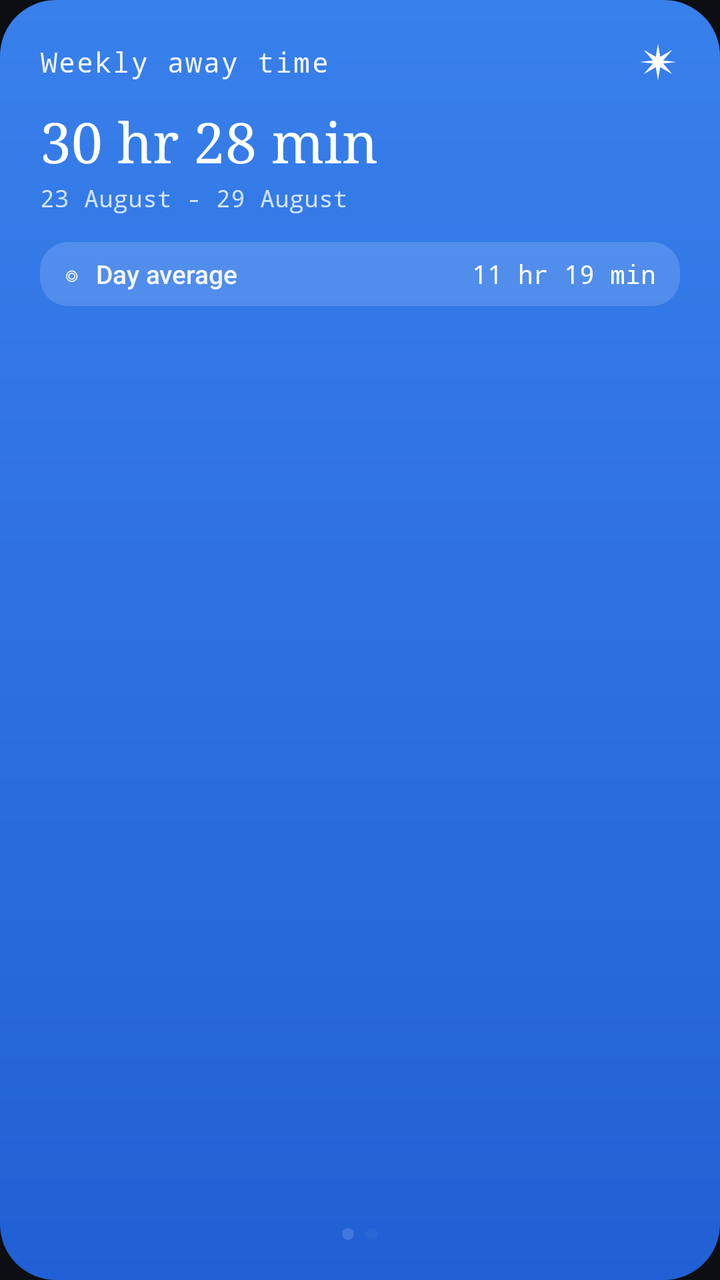
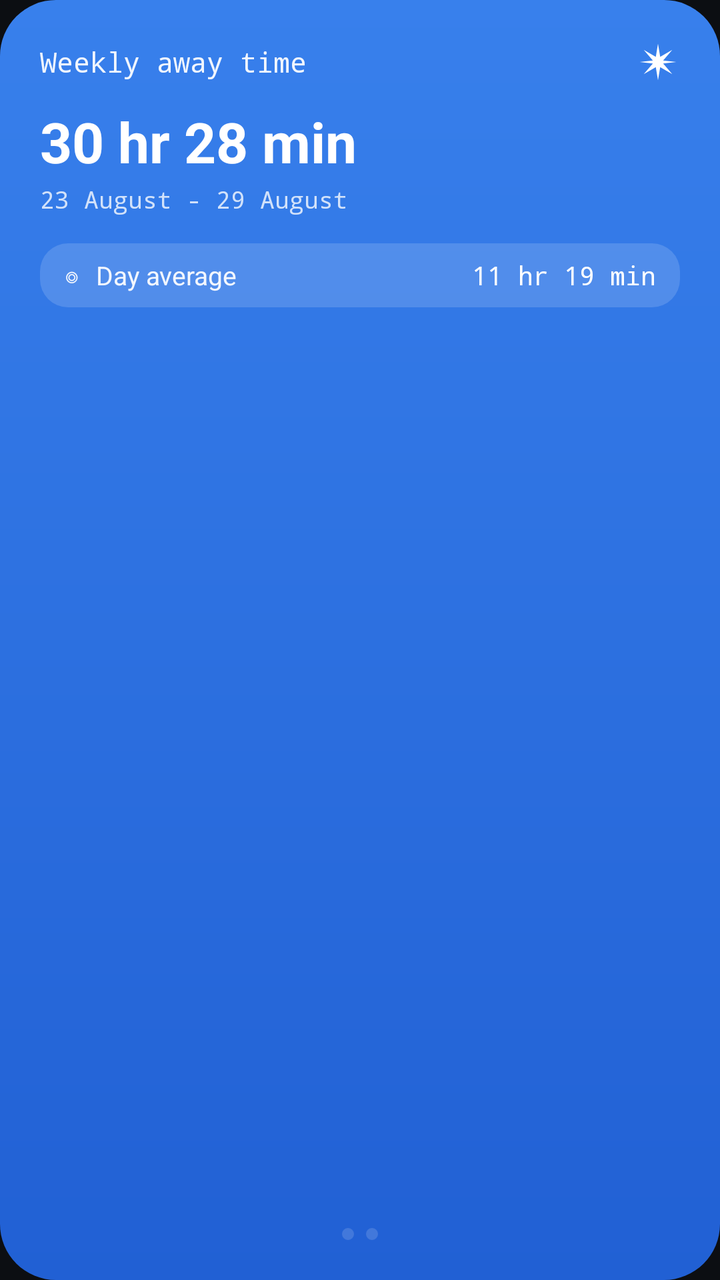

Two renders of the same Android screen: before a commit and after it. Below are the layout's source before the change and the commit's diff.
<!-- AndroidManifest.xml: application theme Theme.Awaytime -->
<!-- res/layout/widget_away_weekly.xml -->
<?xml version="1.0" encoding="utf-8"?>
<LinearLayout xmlns:android="http://schemas.android.com/apk/res/android"
    android:id="@+id/widget_weekly_root"
    android:layout_width="match_parent"
    android:layout_height="match_parent"
    android:orientation="vertical"
    android:background="@drawable/bg_widget_weekly"
    android:padding="20dp">

    
    <RelativeLayout
        android:layout_width="match_parent"
        android:layout_height="wrap_content">

        <TextView
            android:id="@+id/tv_weekly_header"
            android:layout_width="wrap_content"
            android:layout_height="wrap_content"
            android:layout_alignParentStart="true"
            android:layout_centerVertical="true"
            android:text="Weekly away time"
            android:textColor="#EEFFFFFF"
            android:textSize="14sp"
            android:fontFamily="monospace"
            android:letterSpacing="0.05" />

        <ImageView
            android:id="@+id/iv_weekly_sparkle"
            android:layout_width="22dp"
            android:layout_height="22dp"
            android:layout_alignParentEnd="true"
            android:layout_centerVertical="true"
            android:src="@drawable/ic_sparkle"
            android:tint="#FFFFFFFF"
            android:contentDescription="Sparkle" />
    </RelativeLayout>

    
    <TextView
        android:id="@+id/tv_weekly_total"
        android:layout_width="wrap_content"
        android:layout_height="wrap_content"
        android:layout_marginTop="10dp"
        android:text="30 hr 28 min"
        android:textColor="#FFFFFFFF"
        android:textSize="28sp"
        android:fontFamily="serif" />

    
    <TextView
        android:id="@+id/tv_weekly_dates"
        android:layout_width="wrap_content"
        android:layout_height="wrap_content"
        android:layout_marginTop="2dp"
        android:text="23 August - 29 August"
        android:textColor="#C7FFFFFF"
        android:textSize="12sp"
        android:fontFamily="monospace" />

    
    <LinearLayout
        android:id="@+id/layout_day_average"
        android:layout_width="match_parent"
        android:layout_height="wrap_content"
        android:layout_marginTop="14dp"
        android:background="@drawable/bg_pill_average"
        android:gravity="center_vertical"
        android:orientation="horizontal"
        android:paddingHorizontal="12dp"
        android:paddingVertical="7dp">

        <TextView
            android:layout_width="wrap_content"
            android:layout_height="wrap_content"
            android:text="◎"
            android:textColor="#EEFFFFFF"
            android:textSize="13sp" />

        <TextView
            android:layout_width="0dp"
            android:layout_height="wrap_content"
            android:layout_weight="1"
            android:layout_marginStart="8dp"
            android:text="Day average"
            android:textColor="#EEFFFFFF"
            android:textSize="13sp"
            android:fontFamily="sans-serif-medium" />

        <TextView
            android:id="@+id/tv_day_average_value"
            android:layout_width="wrap_content"
            android:layout_height="wrap_content"
            android:text="11 hr 19 min"
            android:textColor="#FFFFFFFF"
            android:textSize="13sp"
            android:fontFamily="monospace" />
    </LinearLayout>

    
    <ImageView
        android:id="@+id/iv_weekly_chart"
        android:layout_width="match_parent"
        android:layout_height="0dp"
        android:layout_weight="1"
        android:layout_marginTop="12dp"
        android:scaleType="fitXY"
        android:contentDescription="Weekly Activity Chart" />

    
    <LinearLayout
        android:layout_width="match_parent"
        android:layout_height="wrap_content"
        android:layout_marginTop="6dp"
        android:gravity="center"
        android:orientation="horizontal">

        <View
            android:layout_width="6dp"
            android:layout_height="6dp"
            android:background="@drawable/bg_pill_average"
            android:backgroundTint="#FFFFFFFF" />

        <View
            android:layout_width="6dp"
            android:layout_height="6dp"
            android:layout_marginStart="6dp"
            android:background="@drawable/bg_pill_average"
            android:backgroundTint="#40FFFFFF" />
    </LinearLayout>

</LinearLayout>
<!-- resources referenced by this layout -->
<resources>
  <!-- drawable bg_pill_average (drawable) -->
  <?xml version="1.0" encoding="utf-8"?>
  <shape xmlns:android="http://schemas.android.com/apk/res/android"
      android:shape="rectangle">
      <solid android:color="#26FFFFFF" />
      <corners android:radius="14dp" />
  </shape>
  <!-- drawable bg_widget_weekly (drawable) -->
  <?xml version="1.0" encoding="utf-8"?>
  <shape xmlns:android="http://schemas.android.com/apk/res/android"
      android:shape="rectangle">
      <gradient
          android:angle="270"
          android:startColor="#FF3880EC"
          android:endColor="#FF2160D4"
          android:type="linear" />
      <corners android:radius="28dp" />
  </shape>
  <!-- drawable ic_sparkle (drawable) -->
  <vector xmlns:android="http://schemas.android.com/apk/res/android"
      android:width="24dp"
      android:height="24dp"
      android:viewportWidth="24"
      android:viewportHeight="24">
    <path
        android:fillColor="#FF4F8DF7"
        android:pathData="M12,2 L13.2,9.2 L19.8,5.4 L14.8,11.2 L22,12 L14.8,12.8 L19.8,18.6 L13.2,14.8 L12,22 L10.8,14.8 L4.2,18.6 L9.2,12.8 L2,12 L9.2,11.2 L4.2,5.4 L10.8,9.2 Z" />
  </vector>
  <style name="Theme.Awaytime" parent="android:Theme.Material.NoActionBar">
          <item name="android:statusBarColor">#0C0E12</item>
          <item name="android:navigationBarColor">#0C0E12</item>
          <item name="android:windowBackground">#0C0E12</item>
      </style>
</resources>

<!-- the commit's change to res/layout/widget_away_weekly.xml (unified diff, before → after) -->
@@ -21,8 +21,7 @@
             android:text="Weekly away time"
             android:textColor="#EEFFFFFF"
             android:textSize="14sp"
-            android:fontFamily="monospace"
-            android:letterSpacing="0.05" />
+            android:fontFamily="monospace" />
 
         <ImageView
             android:id="@+id/iv_weekly_sparkle"
@@ -30,8 +29,7 @@
             android:layout_height="22dp"
             android:layout_alignParentEnd="true"
             android:layout_centerVertical="true"
-            android:src="@drawable/ic_sparkle"
-            android:tint="#FFFFFFFF"
+            android:src="@drawable/ic_sparkle_white"
             android:contentDescription="Sparkle" />
     </RelativeLayout>
 
@@ -44,7 +42,7 @@
         android:text="30 hr 28 min"
         android:textColor="#FFFFFFFF"
         android:textSize="28sp"
-        android:fontFamily="serif" />
+        android:textStyle="bold" />
 
     
     <TextView
@@ -66,8 +64,10 @@
         android:background="@drawable/bg_pill_average"
         android:gravity="center_vertical"
         android:orientation="horizontal"
-        android:paddingHorizontal="12dp"
-        android:paddingVertical="7dp">
+        android:paddingLeft="12dp"
+        android:paddingRight="12dp"
+        android:paddingTop="7dp"
+        android:paddingBottom="7dp">
 
         <TextView
             android:layout_width="wrap_content"
@@ -83,8 +83,7 @@
             android:layout_marginStart="8dp"
             android:text="Day average"
             android:textColor="#EEFFFFFF"
-            android:textSize="13sp"
-            android:fontFamily="sans-serif-medium" />
+            android:textSize="13sp" />
 
         <TextView
             android:id="@+id/tv_day_average_value"
@@ -114,18 +113,16 @@
         android:gravity="center"
         android:orientation="horizontal">
 
-        <View
+        <FrameLayout
             android:layout_width="6dp"
             android:layout_height="6dp"
-            android:background="@drawable/bg_pill_average"
-            android:backgroundTint="#FFFFFFFF" />
+            android:background="@drawable/bg_pill_average" />
 
-        <View
+        <FrameLayout
             android:layout_width="6dp"
             android:layout_height="6dp"
             android:layout_marginStart="6dp"
-            android:background="@drawable/bg_pill_average"
-            android:backgroundTint="#40FFFFFF" />
+            android:background="@drawable/bg_pill_average" />
     </LinearLayout>
 
 </LinearLayout>
<!-- resource entries referenced after the edit -->
@@ -18,14 +18,14 @@
           android:type="linear" />
       <corners android:radius="28dp" />
   </shape>
-  <!-- drawable ic_sparkle (drawable) -->
+  <!-- drawable ic_sparkle_white (drawable) -->
   <vector xmlns:android="http://schemas.android.com/apk/res/android"
       android:width="24dp"
       android:height="24dp"
       android:viewportWidth="24"
       android:viewportHeight="24">
     <path
-        android:fillColor="#FF4F8DF7"
+        android:fillColor="#FFFFFFFF"
         android:pathData="M12,2 L13.2,9.2 L19.8,5.4 L14.8,11.2 L22,12 L14.8,12.8 L19.8,18.6 L13.2,14.8 L12,22 L10.8,14.8 L4.2,18.6 L9.2,12.8 L2,12 L9.2,11.2 L4.2,5.4 L10.8,9.2 Z" />
   </vector>
   <style name="Theme.Awaytime" parent="android:Theme.Material.NoActionBar">
